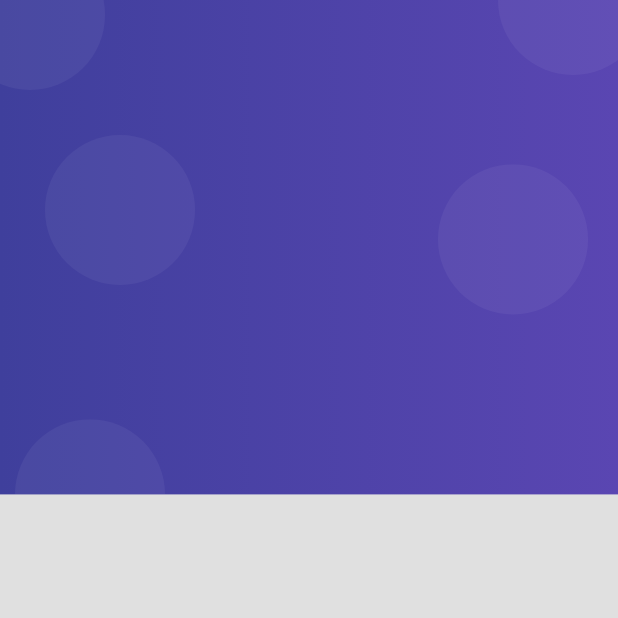
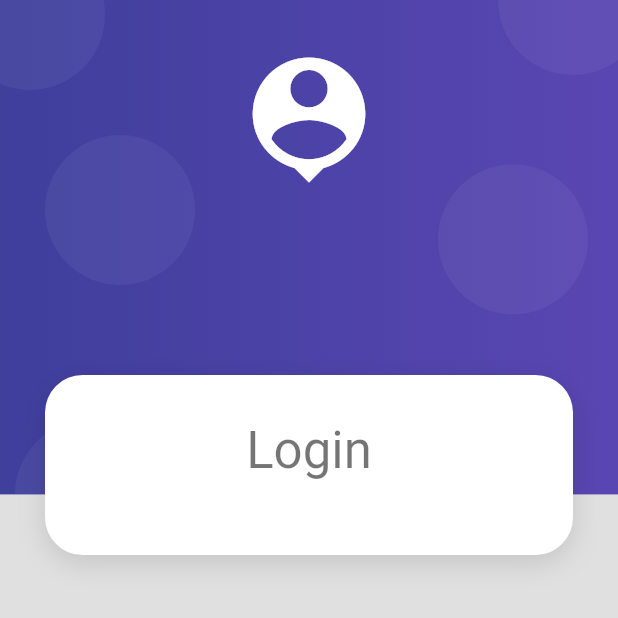
Before and after one commit to Danny626/productos-app, a Flutter app: the screen it shows after launch, on a phone screen of 412 x 824 dp, the top half of it. Run offline on Flutter 3.47's test engine with Material 2 defaults, Android fonts, the phone set to English and light mode, and no system bars.

Commit message:
contenedor blanco

```diff
--- a/lib/screens/login_screen.dart
+++ b/lib/screens/login_screen.dart
@@ -6,7 +6,27 @@ class LoginScreen extends StatelessWidget {
   @override
   Widget build(BuildContext context) {
     return Scaffold(
-      body: AuthBackground()
+      body: AuthBackground(
+        child: SingleChildScrollView(
+          child: Column(
+            children: [
+
+              SizedBox(height: 250),
+
+              CardContainer(
+                child: Column(
+                  children: [
+                    SizedBox(height: 10),
+                    Text('Login', style: Theme.of(context).textTheme.headline4),
+                    SizedBox(height: 30),
+                  ],
+                ),
+              ),
+
+            ],
+          ),
+        )
+      )
     );
   }
 }
--- a/lib/widgets/auth_background.dart
+++ b/lib/widgets/auth_background.dart
@@ -1,8 +1,13 @@
-import 'dart:js';
-
 import 'package:flutter/material.dart';
 
 class AuthBackground extends StatelessWidget {
+
+  final Widget child;
+
+  const AuthBackground({
+    Key? key,
+    required this.child
+  }) : super(key: key);
 
   @override
   Widget build(BuildContext context) {
@@ -11,8 +16,26 @@ class AuthBackground extends StatelessWidget {
       height: double.infinity,
       child: Stack(
         children: [
-          _PurpleBox()
+          _PurpleBox(),
+
+          _HeaderIcon(),
+
+          this.child,
         ],
+      ),
+    );
+  }
+}
+
+class _HeaderIcon extends StatelessWidget {
+
+  @override
+  Widget build(BuildContext context) {
+    return SafeArea(
+      child: Container(
+        width: double.infinity,
+        margin: EdgeInsets.only(top: 30),
+        child: Icon(Icons.person_pin, color: Colors.white, size: 100,),
       ),
     );
   }
--- /dev/null
+++ b/lib/widgets/card_container.dart
@@ -0,0 +1,36 @@
+import 'package:flutter/material.dart';
+
+class CardContainer extends StatelessWidget {
+
+  final Widget child;
+
+  const CardContainer({
+    Key? key,
+    required this.child
+  }) : super(key: key);
+
+  @override
+  Widget build(BuildContext context) {
+    return Padding(
+      padding: EdgeInsets.symmetric(horizontal: 30),
+      child: Container(
+        width: double.infinity,
+        padding: EdgeInsets.all(20),
+        decoration: _createCardShape(),
+        child: this.child,
+      ),
+    );
+  }
+
+  BoxDecoration _createCardShape() => BoxDecoration(
+    color: Colors.white,
+    borderRadius: BorderRadius.circular(25),
+    boxShadow: [
+      BoxShadow(
+        color: Colors.black12,
+        blurRadius: 15,
+        offset: Offset(0, 5)
+      )
+    ]
+  );
+}
--- a/lib/widgets/widgets.dart
+++ b/lib/widgets/widgets.dart
@@ -1 +1,2 @@
 export 'package:productos_app/widgets/auth_background.dart';
+export 'package:productos_app/widgets/card_container.dart';
```
